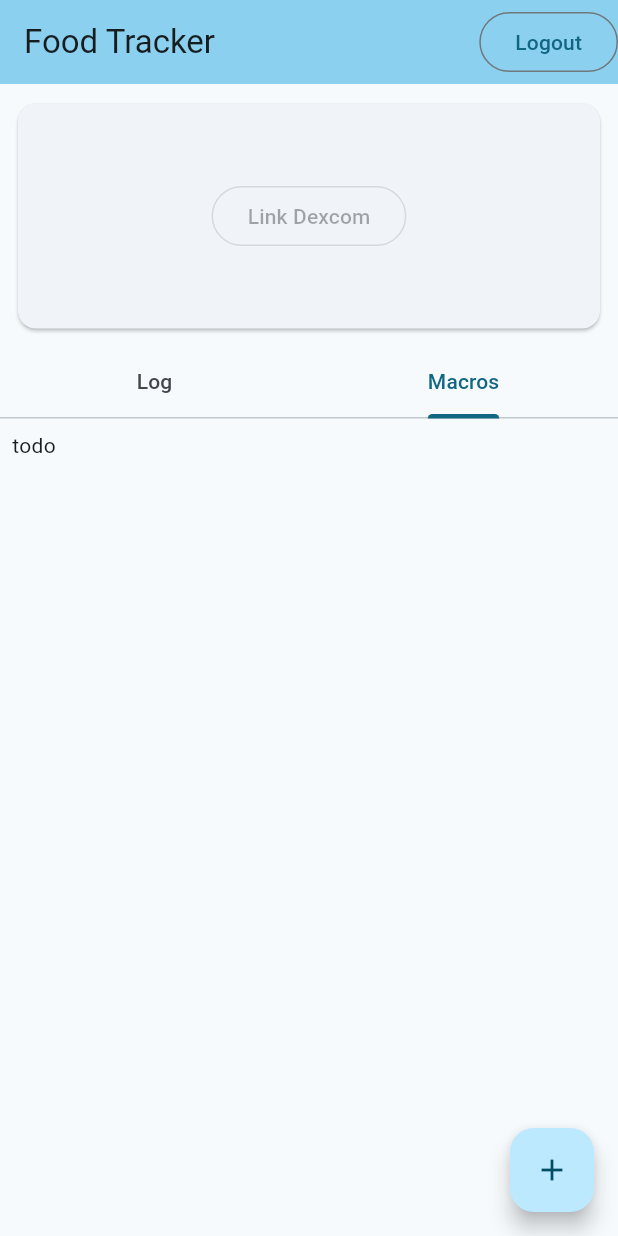
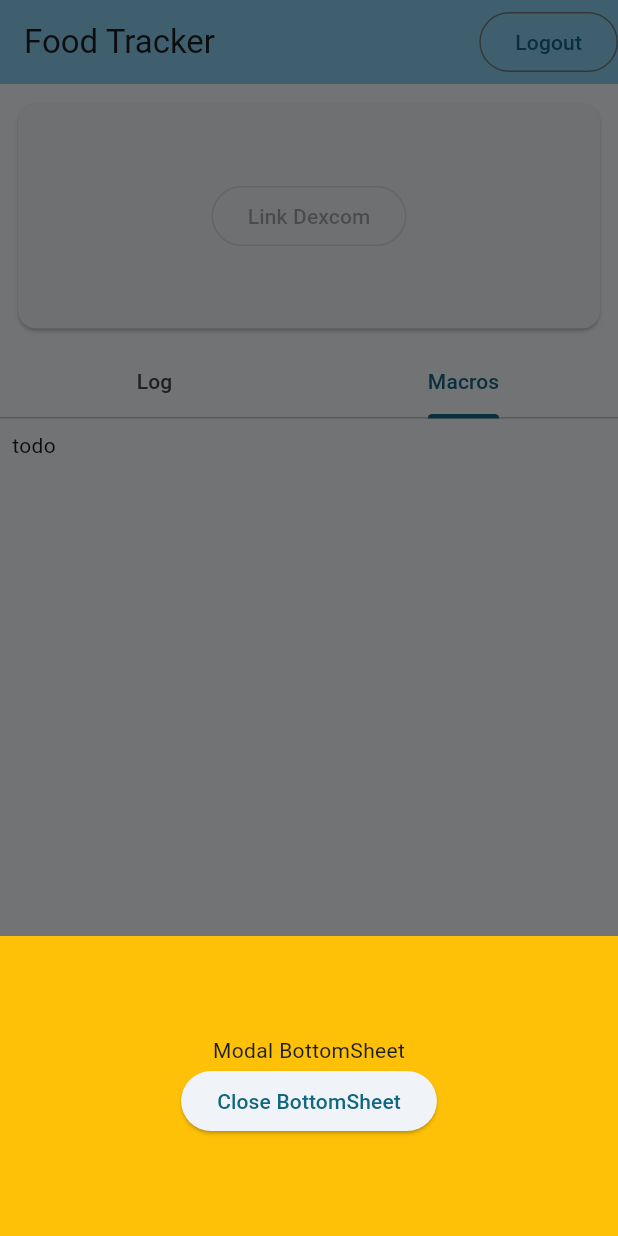
Before and after one commit to mnimer/food-tracker-app, a Flutter app: the screen it shows once a user with an empty profile is signed in, tab 2 chosen, after a tap on the "add" icon, on a phone screen of 412 x 824 dp. Run offline on Flutter 3.47's test engine with Material 3 defaults, Android fonts, the phone set to English and light mode, and no system bars; our stand-ins replace cloud_firestore, firebase_auth, firebase_core, go_router; missing offline and left inert: firebase_ui_auth; accounts and stored records are empty.

Commit message:
stub out an initial query for log data and bottom sheet

```diff
--- a/app/lib/pages/home_page.dart
+++ b/app/lib/pages/home_page.dart
@@ -1,3 +1,4 @@
+import 'package:cloud_firestore/cloud_firestore.dart';
 import 'package:firebase_auth/firebase_auth.dart';
 import 'package:flutter/material.dart';
 
@@ -8,8 +9,15 @@ class HomePage extends StatefulWidget {
 }
 
 class _HomePageState extends State<HomePage> {
+  Future<void> refreshData() async {
+    await Future.delayed(const Duration(seconds: 1));
+    setState(() {});
+  }
+
   @override
   Widget build(BuildContext context) {
+    CollectionReference logs = FirebaseFirestore.instance.collection('logs');
+
     return Scaffold(
       appBar: AppBar(
         backgroundColor: Theme.of(context).colorScheme.inversePrimary,
@@ -21,7 +29,9 @@ class _HomePageState extends State<HomePage> {
           )
         ],
       ),
-      body: DefaultTabController(
+      body: RefreshIndicator(
+          onRefresh: refreshData,
+          child: DefaultTabController(
               length: 2,
               child: Center(
                 child: Column(
@@ -54,7 +64,31 @@ class _HomePageState extends State<HomePage> {
                           child: Padding(
                             padding: const EdgeInsets.all(8.0),
                             child: TabBarView(children: [
-                          Text('Log'),
+                              FutureBuilder<QuerySnapshot>(
+                                future: logs
+                                    .where('user_id',
+                                        isEqualTo: FirebaseAuth
+                                            .instance.currentUser?.uid)
+                                    .get(),
+                                builder: (BuildContext context,
+                                    AsyncSnapshot<QuerySnapshot> snapshot) {
+                                  if (snapshot.hasError) {
+                                    return const Text("Something went wrong");
+                                  }
+                                  if (!snapshot.hasData) {
+                                    return const Text("No data available");
+                                  }
+
+                                  if (snapshot.connectionState ==
+                                      ConnectionState.done) {
+                                    for (var doc in snapshot.data!.docs) {
+                                      const Text('item');
+                                    }
+                                  }
+
+                                  return const Text("loading");
+                                },
+                              ),
                               const Text('todo'),
                             ]),
                           ),
@@ -63,9 +97,30 @@ class _HomePageState extends State<HomePage> {
                     ),
                   ],
                 ),
-          )),
+              ))),
       floatingActionButton: FloatingActionButton(
-        onPressed: (() => {}),
+        onPressed: () => showModalBottomSheet<void>(
+          context: context,
+          builder: (BuildContext context) {
+            return Container(
+              height: 200,
+              color: Colors.amber,
+              child: Center(
+                child: Column(
+                  mainAxisAlignment: MainAxisAlignment.center,
+                  mainAxisSize: MainAxisSize.min,
+                  children: <Widget>[
+                    const Text('Modal BottomSheet'),
+                    ElevatedButton(
+                      child: const Text('Close BottomSheet'),
+                      onPressed: () => Navigator.pop(context),
+                    ),
+                  ],
+                ),
+              ),
+            );
+          },
+        ),
         tooltip: 'Log Food',
         child: const Icon(Icons.add),
       ), // This trailing comma makes auto-formatting nicer for build methods.
--- /dev/null
+++ b/app/lib/widgets/log_food_picture_bottom_sheet.dart
@@ -0,0 +1,15 @@
+import 'package:flutter/material.dart';
+
+class OpenCameraButton extends StatefulWidget {
+  const OpenCameraButton({Key? key}) : super(key: key);
+
+  @override
+  State<OpenCameraButton> createState() => _OpenCameraButtonState();
+}
+
+class _OpenCameraButtonState extends State<OpenCameraButton> {
+  @override
+  Widget build(BuildContext context) {
+    return Text('todo: take pic of food');
+  }
+}
```
Also changed, not shown: 2 other files. Lines whose indentation alone changed are shown as unchanged.
